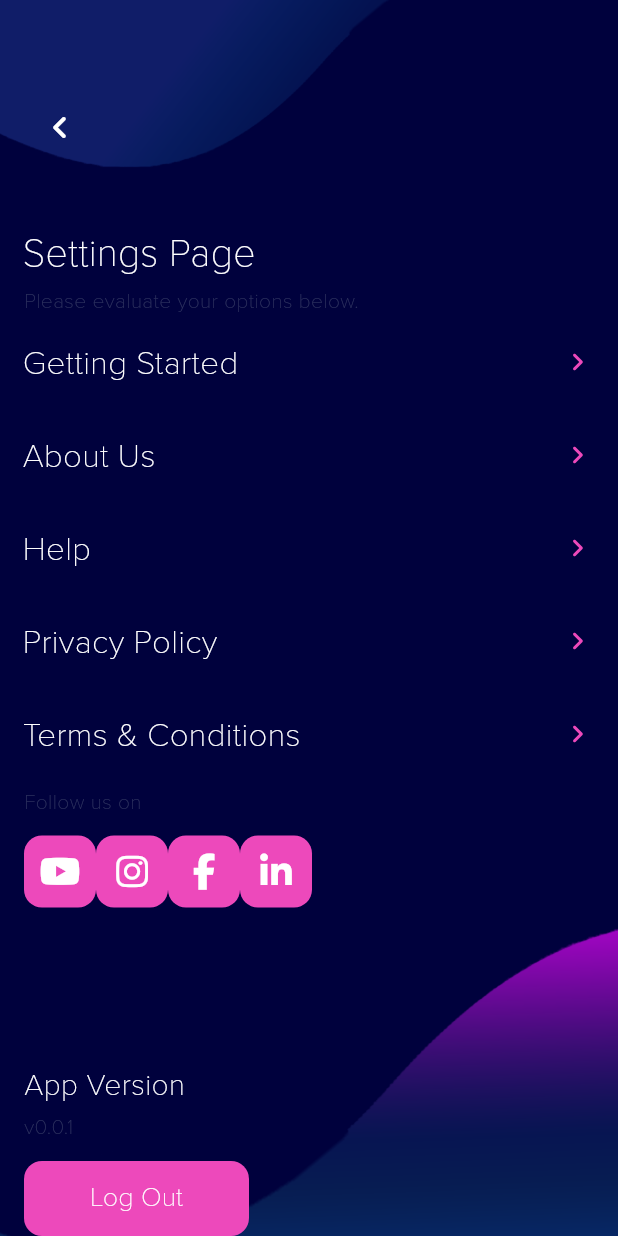
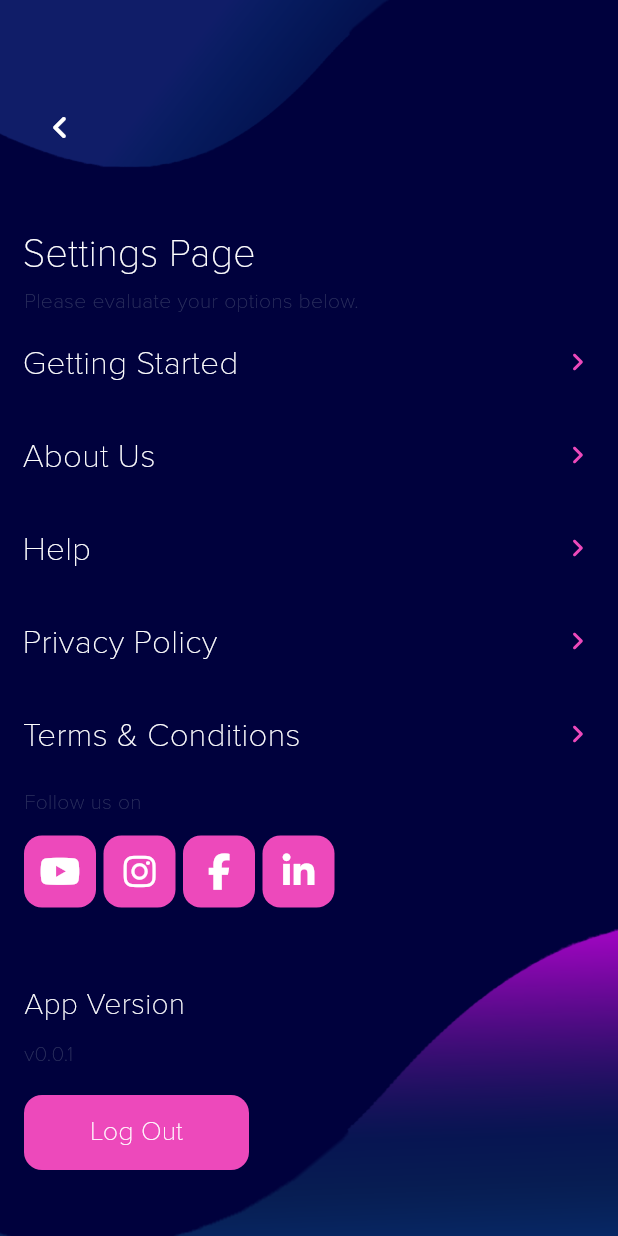
Before and after one commit to jopli11/eventfull_app, a Flutter app: the SettingsPageWidget screen opened by its route, on a phone screen of 412 x 824 dp. Run offline on Flutter 3.47's test engine with Material 3 defaults, Android fonts, the phone set to English and light mode, and no system bars; drawn by our look-alikes of auto_size_text; our stand-ins replace cached_network_image, cloud_firestore, dropdown_button2, easy_debounce, equatable, file_picker and 23 more; missing offline and left inert: flutter_facebook_auth, flutter_google_places, google_api_headers, google_maps_webservice, json_path, mapbox_search and 3 more; accounts and stored records are empty; network calls fail; project files that could hold a hidden picture were left out.

Commit message:
Update social media button spacing and padding

```diff
--- a/lib/pages/settings_page/settings_page_widget.dart
+++ b/lib/pages/settings_page/settings_page_widget.dart
@@ -161,19 +161,27 @@ class _SettingsPageWidgetState extends State<SettingsPageWidget> {
                   ),
                 ),
                 Padding(
-                  padding: const EdgeInsets.fromLTRB(16.0, 4.0, 16.0, 0.0),
+                  padding: const EdgeInsets.fromLTRB(
+                      16.0, 4.0, 16.0, 50.0), // Increase bottom padding to 5.0
                   child: Row(
                     children: [
-                      _buildSocialIconButton(FontAwesomeIcons.youtube, 'https://www.youtube.com/'),
-                      _buildSocialIconButton(FontAwesomeIcons.instagram, 'https://www.instagram.com/'),
-                      _buildSocialIconButton(FontAwesomeIcons.facebookF, 'https://www.facebook.com/'),
-                      _buildSocialIconButton(FontAwesomeIcons.linkedinIn, 'https://www.linkedin.com/'),
+                      _buildSocialIconButton(
+                          FontAwesomeIcons.youtube, 'https://www.youtube.com/'),
+                      const SizedBox(width:5.0), // Add SizedBox with width 5.0 for spacing between buttons
+                      _buildSocialIconButton(FontAwesomeIcons.instagram,
+                          'https://www.instagram.com/'),
+                      const SizedBox(width:5.0), // Add SizedBox with width 5.0 for spacing between buttons
+                      _buildSocialIconButton(FontAwesomeIcons.facebookF,
+                          'https://www.facebook.com/'),
+                      const SizedBox(width:5.0), // Add SizedBox with width 5.0 for spacing between buttons
+                      _buildSocialIconButton(FontAwesomeIcons.linkedinIn,
+                          'https://www.linkedin.com/'),
                     ],
                   ),
                 ),
-                Spacer(),
                 Padding(
-                  padding: const EdgeInsets.fromLTRB(16.0, 0.0, 0.0, 0.0),
+                  padding: const EdgeInsets.fromLTRB(
+                      16.0, 0.0, 0.0, 5.0), // Reduce bottom padding to 5.0
                   child: Text(
                     'App Version',
                     style: FlutterFlowTheme.of(context).titleLarge.override(
@@ -188,7 +196,8 @@ class _SettingsPageWidgetState extends State<SettingsPageWidget> {
                 Opacity(
                   opacity: 0.5,
                   child: Padding(
-                    padding: const EdgeInsets.fromLTRB(16.0, 4.0, 0.0, 0.0),
+                    padding: const EdgeInsets.fromLTRB(
+                        16.0, 4.0, 0.0, 5.0), // Reduce bottom padding to 5.0
                     child: Text(
                       'v0.0.1',
                       style: FlutterFlowTheme.of(context).labelMedium.override(
@@ -208,7 +217,6 @@ class _SettingsPageWidgetState extends State<SettingsPageWidget> {
                       GoRouter.of(context).prepareAuthEvent();
                       await authManager.signOut();
                       GoRouter.of(context).clearRedirectLocation();
-
                       context.goNamedAuth('SignUp', context.mounted);
                     },
                     text: 'Log Out',
@@ -216,7 +224,9 @@ class _SettingsPageWidgetState extends State<SettingsPageWidget> {
                       width: 150.0,
                       height: 50.0,
                       color: const Color(0xFFED49BB),
-                      textStyle: FlutterFlowTheme.of(context).labelMedium.override(
+                      textStyle: FlutterFlowTheme.of(context)
+                          .labelMedium
+                          .override(
                             fontFamily: 'Proxima Nova Final',
                             color: FlutterFlowTheme.of(context).primaryBtnText,
                             fontSize: 18.0,
@@ -228,7 +238,7 @@ class _SettingsPageWidgetState extends State<SettingsPageWidget> {
                         color: Colors.transparent,
                         width: 1.0,
                       ),
-                        borderRadius: BorderRadius.circular(12),
+                      borderRadius: BorderRadius.circular(12),
                       padding: const EdgeInsets.symmetric(horizontal: 24.0),
                     ),
                   ),
```
Also changed, not shown: 1 other file.
